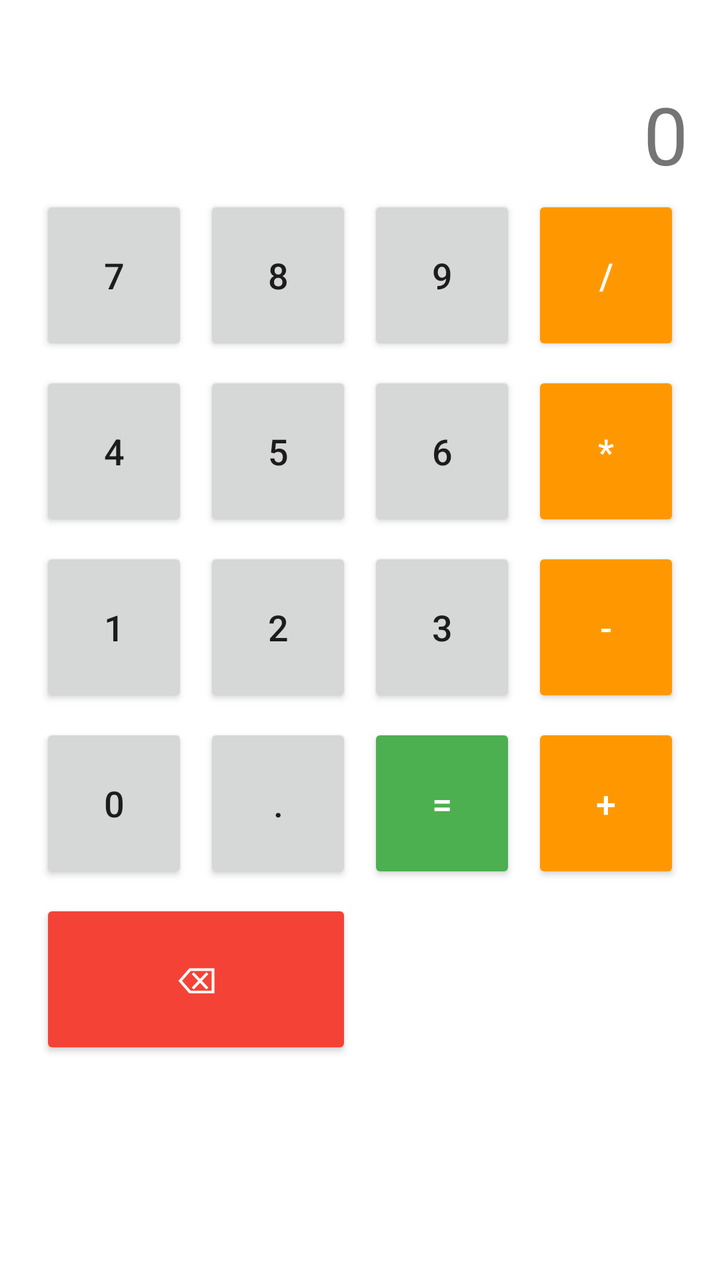
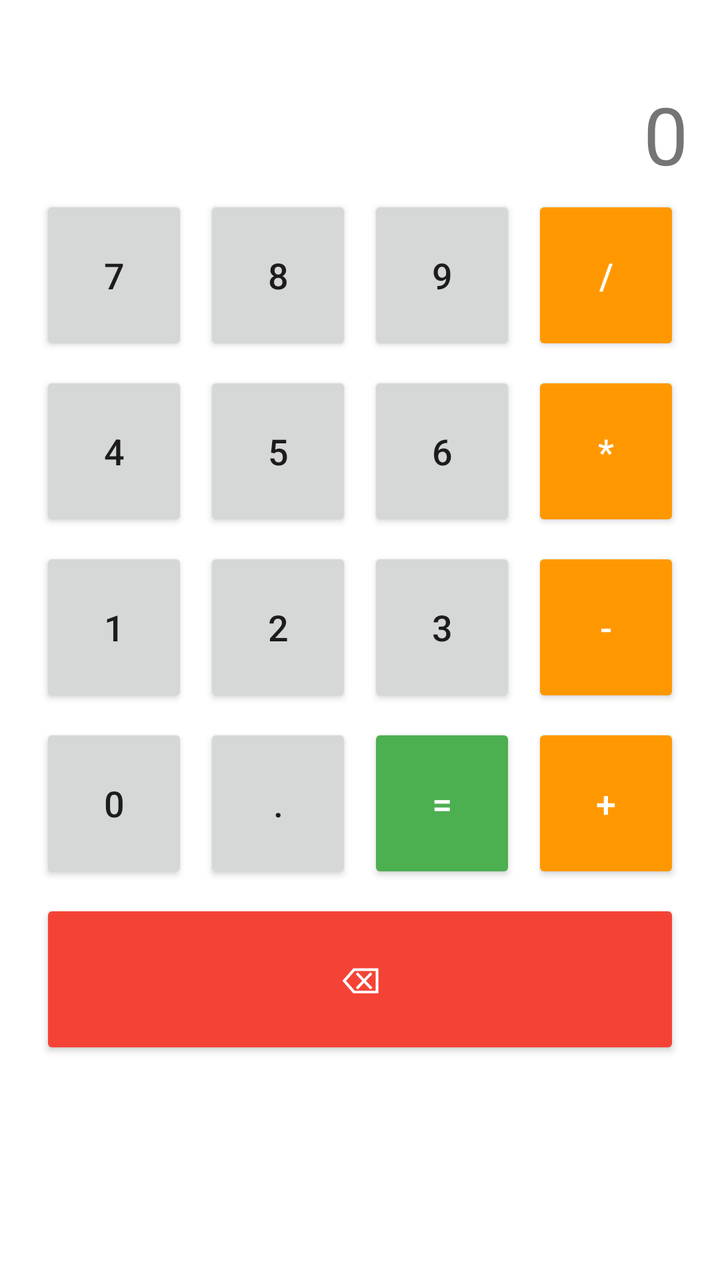

Two renders of the same Android screen: before a commit and after it. Below are the layout's source before the change and the commit's diff.
<!-- AndroidManifest.xml: application theme Theme.My_java_calc -->
<!-- res/layout/activity_main.xml -->
<?xml version="1.0" encoding="utf-8"?>
<LinearLayout
    xmlns:android="http://schemas.android.com/apk/res/android"
    android:orientation="vertical"
    android:layout_width="match_parent"
    android:layout_height="match_parent"
    android:padding="16dp">

    
    
    <TextView
        android:id="@+id/expressionView"
        android:text=""
        android:textSize="18sp"
        android:gravity="end"
        android:textColor="#888888"
        android:maxLines="1"
        android:ellipsize="start"
        android:layout_width="match_parent"
        android:layout_height="wrap_content"/>

    
    <TextView
        android:id="@+id/resultView"
        android:text="0"
        android:textSize="40sp"
        android:gravity="end"
        android:maxLines="1"
        android:ellipsize="start"
        android:layout_width="match_parent"
        android:layout_height="wrap_content"/>

    
    <GridLayout
        android:id="@+id/buttonGrid"
        android:layout_width="match_parent"
        android:layout_height="wrap_content"
        android:columnCount="4"
        android:useDefaultMargins="true">

        

        <Button style="@style/CalcButton" android:text="7"/>
        <Button style="@style/CalcButton" android:text="8"/>
        <Button style="@style/CalcButton" android:text="9"/>
        <Button style="@style/OperatorButton" android:text="/"/>

        <Button style="@style/CalcButton" android:text="4"/>
        <Button style="@style/CalcButton" android:text="5"/>
        <Button style="@style/CalcButton" android:text="6"/>
        <Button style="@style/OperatorButton" android:text="*"/>

        <Button style="@style/CalcButton" android:text="1"/>
        <Button style="@style/CalcButton" android:text="2"/>
        <Button style="@style/CalcButton" android:text="3"/>
        <Button style="@style/OperatorButton" android:text="-"/>

        <Button style="@style/CalcButton" android:text="0"/>
        <Button style="@style/CalcButton" android:text="."/>
        <Button style="@style/EqualButton" android:text="="/>
        <Button style="@style/OperatorButton" android:text="+"/>

        <Button
            style="@style/ClearButton"
            android:text="⌫"
            android:layout_columnSpan="2"/>

    </GridLayout>

</LinearLayout>
<!-- resources referenced by this layout -->
<resources>
  <style name="CalcButton">
          <item name="android:layout_width">0dp</item>
          <item name="android:layout_height">80dp</item>
          <item name="android:layout_columnWeight">1</item>
          <item name="android:textSize">18sp</item>
      </style>
  <style name="ClearButton" parent="CalcButton">
          <item name="android:backgroundTint">#F44336</item>
          <item name="android:textColor">#FFFFFF</item>
      </style>
  <style name="EqualButton" parent="CalcButton">
          <item name="android:backgroundTint">#4CAF50</item>
          <item name="android:textColor">#FFFFFF</item>
      </style>
  <style name="OperatorButton" parent="CalcButton">
          <item name="android:backgroundTint">#FF9800</item>
          <item name="android:textColor">#FFFFFF</item>
      </style>
  <style name="Theme.My_java_calc" parent="Theme.MaterialComponents.DayNight.DarkActionBar">
          
          <item name="colorPrimary">@color/purple_500</item>
          <item name="colorPrimaryVariant">@color/purple_700</item>
          <item name="colorOnPrimary">@color/white</item>
          
          <item name="colorSecondary">@color/teal_200</item>
          <item name="colorSecondaryVariant">@color/teal_700</item>
          <item name="colorOnSecondary">@color/black</item>
          
          <item name="android:statusBarColor">?attr/colorPrimaryVariant</item>
          
      </style>
  <color name="purple_500">#FF6200EE</color>
  <color name="purple_700">#FF3700B3</color>
  <color name="white">#FFFFFFFF</color>
  <color name="teal_200">#FF03DAC5</color>
  <color name="teal_700">#FF018786</color>
  <color name="black">#FF000000</color>
</resources>

<!-- the commit's change to res/layout/activity_main.xml (unified diff, before → after) -->
@@ -22,7 +22,7 @@
     
     <TextView
         android:id="@+id/resultView"
-        android:text="0"
+        android:text="@string/zero"
         android:textSize="40sp"
         android:gravity="end"
         android:maxLines="1"
@@ -40,30 +40,30 @@
 
         
 
-        <Button style="@style/CalcButton" android:text="7"/>
-        <Button style="@style/CalcButton" android:text="8"/>
-        <Button style="@style/CalcButton" android:text="9"/>
-        <Button style="@style/OperatorButton" android:text="/"/>
+        <Button style="@style/CalcButton" android:text="@string/seven"/>
+        <Button style="@style/CalcButton" android:text="@string/eight"/>
+        <Button style="@style/CalcButton" android:text="@string/nine"/>
+        <Button style="@style/OperatorButton" android:text="@string/divisionSymbol"/>
 
-        <Button style="@style/CalcButton" android:text="4"/>
-        <Button style="@style/CalcButton" android:text="5"/>
-        <Button style="@style/CalcButton" android:text="6"/>
-        <Button style="@style/OperatorButton" android:text="*"/>
+        <Button style="@style/CalcButton" android:text="@string/four"/>
+        <Button style="@style/CalcButton" android:text="@string/five"/>
+        <Button style="@style/CalcButton" android:text="@string/six"/>
+        <Button style="@style/OperatorButton" android:text="@string/multiplicationSymbol"/>
 
-        <Button style="@style/CalcButton" android:text="1"/>
-        <Button style="@style/CalcButton" android:text="2"/>
-        <Button style="@style/CalcButton" android:text="3"/>
-        <Button style="@style/OperatorButton" android:text="-"/>
+        <Button style="@style/CalcButton" android:text="@string/one"/>
+        <Button style="@style/CalcButton" android:text="@string/two"/>
+        <Button style="@style/CalcButton" android:text="@string/three"/>
+        <Button style="@style/OperatorButton" android:text="@string/subtractionSymbol"/>
 
-        <Button style="@style/CalcButton" android:text="0"/>
-        <Button style="@style/CalcButton" android:text="."/>
-        <Button style="@style/EqualButton" android:text="="/>
-        <Button style="@style/OperatorButton" android:text="+"/>
+        <Button style="@style/CalcButton" android:text="@string/zero"/>
+        <Button style="@style/CalcButton" android:text="@string/decimalPoint"/>
+        <Button style="@style/EqualButton" android:text="@string/equalToSymbol"/>
+        <Button style="@style/OperatorButton" android:text="@string/additionSymbol"/>
 
         <Button
             style="@style/ClearButton"
-            android:text="⌫"
-            android:layout_columnSpan="2"/>
+            android:text="@string/backspace"
+            android:layout_columnSpan="4"/>
 
     </GridLayout>
 
<!-- resource entries referenced after the edit -->
@@ -1,5 +1,22 @@
 <!-- resources referenced by this layout -->
 <resources>
+  <string name="additionSymbol">+</string>
+  <string name="backspace">⌫</string>
+  <string name="decimalPoint">.</string>
+  <string name="divisionSymbol">/</string>
+  <string name="eight">8</string>
+  <string name="equalToSymbol">=</string>
+  <string name="five">5</string>
+  <string name="four">4</string>
+  <string name="multiplicationSymbol">*</string>
+  <string name="nine">9</string>
+  <string name="one">1</string>
+  <string name="seven">7</string>
+  <string name="six">6</string>
+  <string name="subtractionSymbol">-</string>
+  <string name="three">3</string>
+  <string name="two">2</string>
+  <string name="zero">0</string>
   <style name="CalcButton">
           <item name="android:layout_width">0dp</item>
           <item name="android:layout_height">80dp</item>
